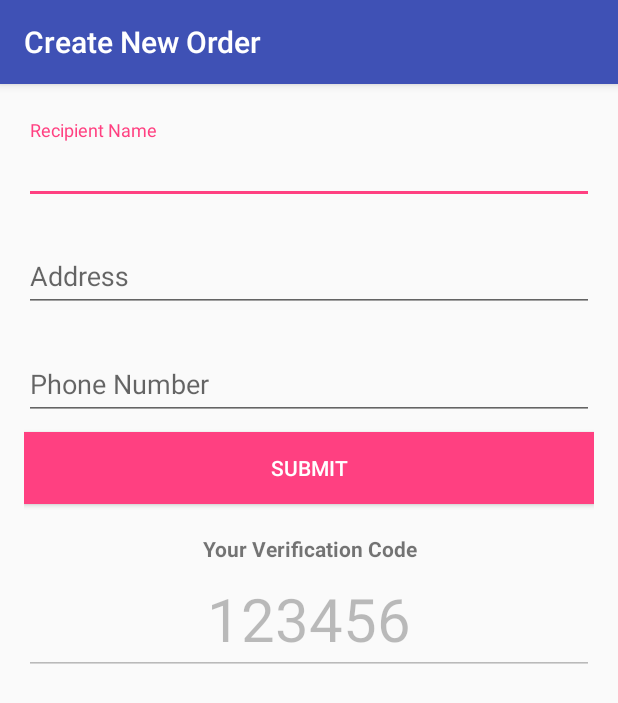
After one commit to kristoff1/LogisticBuddy, an Android app: the CreateOrderActivity screen opened directly, with no data from a screen before it, on a phone screen of 412 x 824 dp. The commit adds this screen. Shown: the top 703 px of the screen. Run offline under Robolectric (Android 15) with nearby library versions, the phone set to English and light mode, and no system bars; our stand-ins replace ButterKnife, Firebase (no records; nobody signed in at launch, a user with empty details on screens opened directly).

Commit message:
Fix push and retrieve data firebase from client to driver

```diff
--- /dev/null
+++ b/app/src/main/java/com/nisnis/batp/logisticbuddy/CreateOrderActivity.java
@@ -0,0 +1,113 @@
+package com.nisnis.batp.logisticbuddy;
+
+import android.support.annotation.NonNull;
+import android.support.v7.app.AppCompatActivity;
+import android.os.Bundle;
+import android.view.View;
+import android.widget.Button;
+import android.widget.EditText;
+
+import com.google.android.gms.maps.model.LatLng;
+import com.google.android.gms.tasks.OnCompleteListener;
+import com.google.android.gms.tasks.Task;
+import com.google.firebase.database.DatabaseReference;
+import com.google.firebase.database.FirebaseDatabase;
+import com.nisnis.batp.logisticbuddy.model.ItemData;
+import com.nisnis.batp.logisticbuddy.model.MapData;
+
+import java.util.ArrayList;
+import java.util.Random;
+
+import butterknife.BindView;
+import butterknife.ButterKnife;
+
+public class CreateOrderActivity extends AppCompatActivity {
+
+    private static final String ORDER_TABLE = "order";
+    @BindView(R.id.recipient)
+    EditText recipient;
+
+    @BindView(R.id.address)
+    EditText address;
+
+    @BindView(R.id.phone)
+    EditText phone;
+
+    @BindView(R.id.btn_submit)
+    Button submitButton;
+
+    @BindView(R.id.verify_code)
+    EditText verifyCode;
+
+    @BindView(R.id.verify_code_layout)
+    View verifyCodeLayout;
+
+    DatabaseReference mFirebaseDatabaseReference;
+
+    @Override
+    protected void onCreate(Bundle savedInstanceState) {
+        super.onCreate(savedInstanceState);
+        setContentView(R.layout.activity_create_order);
+        ButterKnife.bind(this);
+
+        initFirebase();
+        initView();
+
+    }
+
+    private void initFirebase() {
+        mFirebaseDatabaseReference = FirebaseDatabase.getInstance().getReference();
+    }
+
+    private void initView() {
+        submitButton.setOnClickListener(new View.OnClickListener() {
+            @Override
+            public void onClick(View view) {
+                initFakeData();
+                sendDataToFirebase(getParam());
+
+            }
+        });
+    }
+
+    private MapData getParam() {
+
+        ArrayList<ItemData> listItem = new ArrayList<>();
+        listItem.add(new ItemData("Barang 6"));
+        listItem.add(new ItemData("Barang 7"));
+
+        MapData mapData = new MapData();
+        mapData.setAddress(address.getText().toString());
+        mapData.setRecipient(recipient.getText().toString());
+        mapData.setPhone(phone.getText().toString());
+        mapData.setVerifyCode(verifyCode.getText().toString());
+        mapData.setItem(listItem);
+        mapData.setPosition(new LatLng(-6.131138,106.824011));
+
+        return mapData;
+    }
+
+    private void sendDataToFirebase(MapData param) {
+        mFirebaseDatabaseReference.child(ORDER_TABLE)
+                .push()
+                .setValue(param)
+                .addOnCompleteListener(new OnCompleteListener<Void>() {
+            @Override
+            public void onComplete(@NonNull Task<Void> task) {
+                finish();
+            }
+        });
+    }
+
+    private void initFakeData() {
+        recipient.setText("Nisie");
+        address.setText("Jalan 4 no 4");
+        phone.setText("08999991149");
+
+        Random rnd = new Random();
+        int n = 100000 + rnd.nextInt(999999);
+        verifyCode.setText(String.valueOf(n));
+        verifyCodeLayout.setVisibility(View.VISIBLE);
+
+    }
+}
--- /dev/null
+++ b/app/src/main/res/layout/activity_create_order.xml
@@ -0,0 +1,91 @@
+<?xml version="1.0" encoding="utf-8"?>
+<LinearLayout xmlns:android="http://schemas.android.com/apk/res/android"
+    xmlns:tools="http://schemas.android.com/tools"
+    android:layout_width="match_parent"
+    android:layout_height="match_parent"
+    android:orientation="vertical"
+    android:paddingBottom="@dimen/activity_vertical_margin"
+    android:paddingLeft="@dimen/activity_horizontal_margin"
+    android:paddingRight="@dimen/activity_horizontal_margin"
+    android:paddingTop="@dimen/activity_vertical_margin"
+    tools:context="com.nisnis.batp.logisticbuddy.CreateOrderActivity">
+
+    <android.support.design.widget.TextInputLayout
+        android:layout_width="match_parent"
+        android:layout_height="wrap_content"
+        android:layout_marginBottom="8dp"
+        android:layout_marginTop="8dp">
+
+        <EditText
+            android:id="@+id/recipient"
+            android:layout_width="match_parent"
+            android:layout_height="wrap_content"
+            android:hint="Recipient Name"
+            android:inputType="textCapWords" />
+    </android.support.design.widget.TextInputLayout>
+
+    <android.support.design.widget.TextInputLayout
+        android:layout_width="match_parent"
+        android:layout_height="wrap_content"
+        android:layout_marginBottom="8dp"
+        android:layout_marginTop="8dp">
+
+        <EditText
+            android:id="@+id/address"
+            android:layout_width="match_parent"
+            android:layout_height="wrap_content"
+            android:hint="Address"
+            android:inputType="textImeMultiLine" />
+    </android.support.design.widget.TextInputLayout>
+
+    <android.support.design.widget.TextInputLayout
+        android:layout_width="match_parent"
+        android:layout_height="wrap_content"
+        android:layout_marginBottom="8dp"
+        android:layout_marginTop="8dp">
+
+        <EditText
+            android:id="@+id/phone"
+            android:layout_width="match_parent"
+            android:layout_height="wrap_content"
+            android:hint="Phone Number"
+            android:inputType="number" />
+    </android.support.design.widget.TextInputLayout>
+
+    <android.support.v7.widget.AppCompatButton
+        android:id="@+id/btn_submit"
+        android:layout_width="match_parent"
+        android:layout_height="wrap_content"
+        android:background="@color/colorAccent"
+        android:text="Submit"
+        android:textColor="@color/white" />
+
+    <LinearLayout
+        android:id="@+id/verify_code_layout"
+        android:layout_width="match_parent"
+        android:layout_height="wrap_content"
+        android:layout_marginBottom="8dp"
+        android:layout_marginTop="20dp"
+        android:orientation="vertical">
+
+        <TextView
+            android:layout_width="match_parent"
+            android:layout_height="wrap_content"
+            android:layout_gravity="center"
+            android:gravity="center"
+            android:text="Your Verification Code"
+            android:textStyle="bold" />
+
+        <EditText
+            android:id="@+id/verify_code"
+            android:layout_width="match_parent"
+            android:layout_height="wrap_content"
+            android:layout_gravity="center"
+            android:enabled="false"
+            android:gravity="center"
+            android:hint="Your Verification Number"
+            android:inputType="number"
+            android:text="123456"
+            android:textSize="40sp" />
+    </LinearLayout>
+</LinearLayout>
--- a/app/src/main/res/values/strings.xml
+++ b/app/src/main/res/values/strings.xml
@@ -2,4 +2,5 @@
     <string name="app_name">Logistic Buddy</string>
     <string name="title_activity_menu">Logistic Buddy</string>
     <string name="title_activity_driver">Driver Map</string>
+    <string name="activity_create_order">Create New Order</string>
 </resources>
```
Also changed, not shown: app/src/main/AndroidManifest.xml (+7 -4 lines), app/src/main/java/com/nisnis/batp/logisticbuddy/DriverActivity.java (+18 -8 lines), app/src/main/java/com/nisnis/batp/logisticbuddy/LoginActivity.java (+20 -3 lines), app/src/main/java/com/nisnis/batp/logisticbuddy/MenuActivity.java (+32 -0 lines), app/src/main/java/com/nisnis/batp/logisticbuddy/SessionHandler.java (added, +36 -0 lines), app/src/main/java/com/nisnis/batp/logisticbuddy/model/Data.java (deleted, +0 -19 lines), app/src/main/java/com/nisnis/batp/logisticbuddy/model/ItemData.java (+14 -0 lines), app/src/main/java/com/nisnis/batp/logisticbuddy/model/MapData.java (+63 -24 lines), app/src/main/res/layout/activity_menu.xml (+0 -8 lines), app/src/main/res/layout/content_menu.xml (+9 -0 lines).
